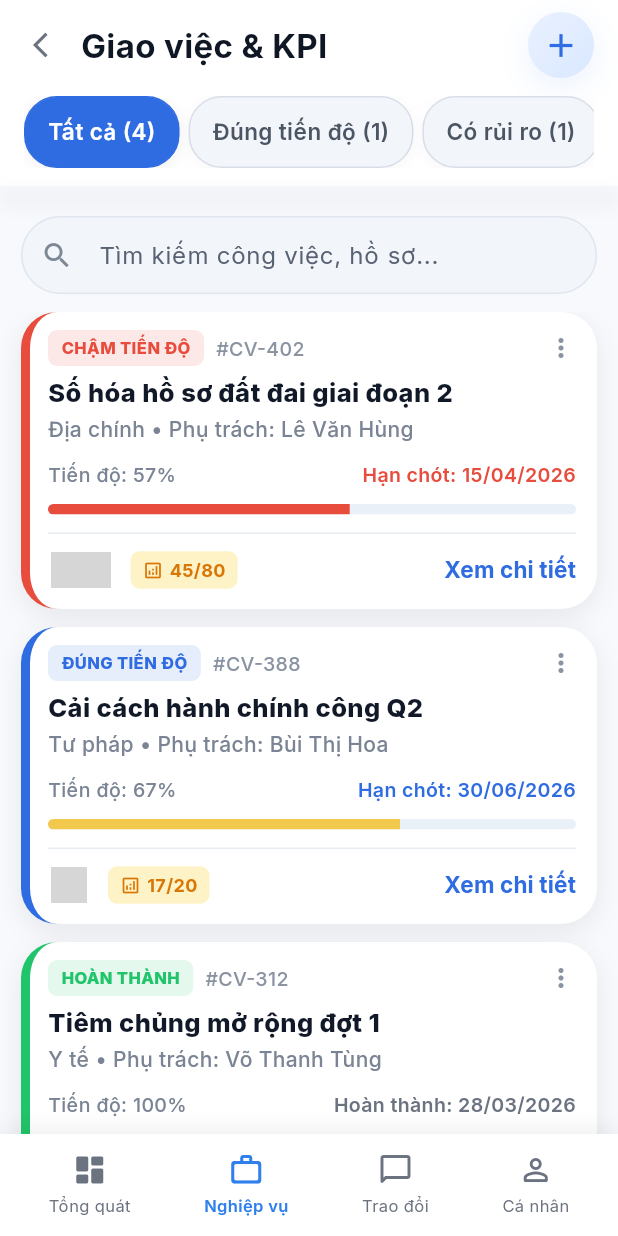
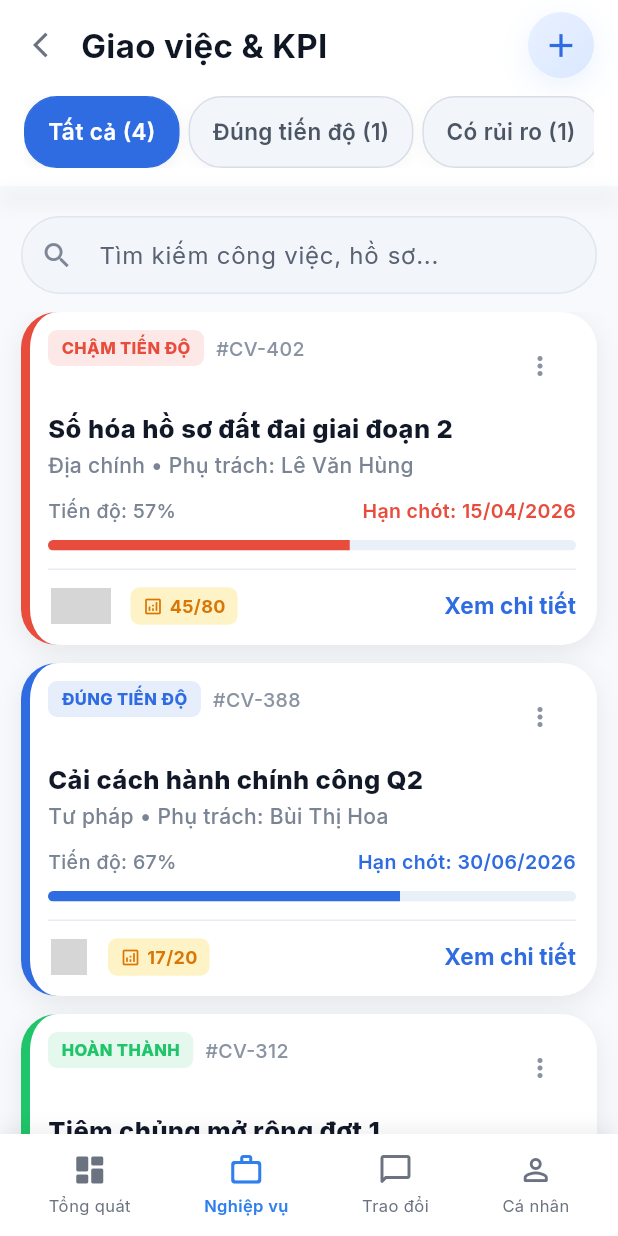
Before and after one commit to tqdaoinfo108/gb_lanhdao, a Flutter app: the screen it shows after launch, item 2 of the bottom bar chosen, on a phone screen of 412 x 824 dp. Run offline on Flutter 3.47's test engine with Material 3 defaults, Android fonts, the phone set to English and light mode, and no system bars; drawn by our look-alikes of percent_indicator; our stand-ins replace flutter_slidable, get, google_fonts; network calls fail; grey boxes are pictures that could not be loaded.

Commit message:
Update task assignment and KPI (subtask screen)

```diff
--- a/lib/data/mock/tasks_mock_data.dart
+++ b/lib/data/mock/tasks_mock_data.dart
@@ -7,6 +7,7 @@ final List<Task> tasksMockData = [
     department: 'Địa chính',
     owner: 'Lê Văn Hùng',
     progress: 0.57,
+    progressFromSubTasks: true,
     date: DateTime(2026, 4, 15),
     statusLabel: 'CHẬM TIẾN ĐỘ',
     avatarUrls: [
@@ -85,6 +86,7 @@ final List<Task> tasksMockData = [
     department: 'Tư pháp',
     owner: 'Bùi Thị Hoa',
     progress: 0.85,
+    progressFromSubTasks: true,
     date: DateTime(2026, 6, 30),
     statusLabel: 'ĐÚNG TIẾN ĐỘ',
     avatarUrls: ['https://i.pravatar.cc/150?img=14'],
@@ -128,6 +130,7 @@ final List<Task> tasksMockData = [
     department: 'Y tế',
     owner: 'Võ Thanh Tùng',
     progress: 1.0,
+    progressFromSubTasks: true,
     date: DateTime(2026, 3, 28),
     statusLabel: 'HOÀN THÀNH',
     avatarUrls: [
@@ -177,6 +180,7 @@ final List<Task> tasksMockData = [
     department: 'Kế hoạch',
     owner: 'Phạm Minh Hoàng',
     progress: 0.5,
+    progressFromSubTasks: true,
     date: DateTime(2026, 5, 20),
     statusLabel: 'CÓ RỦI RO',
     avatarUrls: ['https://i.pravatar.cc/150?img=25'],
--- a/lib/data/models/task_model.dart
+++ b/lib/data/models/task_model.dart
@@ -35,6 +35,11 @@ class SubTask {
   final bool isLate;
   final int commentCount;
   final int attachmentCount;
+  final String? category;
+  final String? department;
+  final int? kpiCurrent;
+  final int? kpiTotal;
+  final String? kpiUnit;
 
   SubTask({
     required this.id,
@@ -46,6 +51,11 @@ class SubTask {
     this.isLate = false,
     this.commentCount = 0,
     this.attachmentCount = 0,
+    this.category,
+    this.department,
+    this.kpiCurrent,
+    this.kpiTotal,
+    this.kpiUnit,
   });
 
   bool get isDone => status == SubTaskStatus.hoanThanh;
@@ -58,6 +68,7 @@ class Task {
   final String department;
   final String owner;
   final double progress;
+  final bool progressFromSubTasks;
   final DateTime date;
   final String statusLabel;
   final List<String> avatarUrls;
@@ -74,26 +85,31 @@ class Task {
     required this.department,
     required this.owner,
     required this.progress,
+    this.progressFromSubTasks = false,
     required this.date,
     required this.statusLabel,
     required this.avatarUrls,
     this.assignees = const [],
-    this.subTasks = const [],
+    List<SubTask>? subTasks,
     this.ownerAvatar,
     this.kpiCurrent,
     this.kpiTotal,
     this.kpiUnit,
-  });
+  }) : subTasks = subTasks ?? [];
 
   String get formattedDate => DateFormat('dd/MM/yyyy').format(date);
 
   int get doneSubTasks => subTasks.where((s) => s.isDone).length;
   int get lateSubTasks => subTasks.where((s) => s.isLate || s.status == SubTaskStatus.treLhan).length;
 
-  // Logic đồng bộ: Ưu tiên tính theo subtasks, nếu không có thì lấy progress cứng
-  double get displayProgress => subTasks.isNotEmpty
-      ? (doneSubTasks / subTasks.length)
-      : progress;
+  // Ưu tiên tiến độ theo subtasks khi task được quản lý theo checklist.
+  double get displayProgress {
+    if (progressFromSubTasks) {
+      if (subTasks.isEmpty) return 0.0;
+      return doneSubTasks / subTasks.length;
+    }
+    return progress;
+  }
 
   Color get progressColor {
     final status = statusLabel.toLowerCase();
--- a/lib/modules/tasks/controllers/tasks_controller.dart
+++ b/lib/modules/tasks/controllers/tasks_controller.dart
@@ -67,6 +67,10 @@ class TasksController extends GetxController {
     tasks.insert(0, task);
   }
 
+  void deleteTask(String taskId) {
+    tasks.removeWhere((task) => task.id == taskId);
+  }
+
   String getTabLabel(String type) {
     int count = 0;
     if (type == 'Tất cả') {
--- a/lib/modules/tasks/views/task_detail_screen.dart
+++ b/lib/modules/tasks/views/task_detail_screen.dart
@@ -194,6 +194,7 @@ class TaskDetailScreen extends GetView<TaskDetailController> {
         return SubTaskCard(
           subTask: subTask,
           onStatusChanged: (status) => controller.updateSubTaskStatus(subTask, status),
+          onDelete: () => controller.deleteSubTask(subTask),
         );
       },
     );
--- a/lib/modules/tasks/views/tasks_screen.dart
+++ b/lib/modules/tasks/views/tasks_screen.dart
@@ -152,7 +152,10 @@ class TasksScreen extends GetView<TasksController> {
                         padding: const EdgeInsets.fromLTRB(14, 0, 14, 96),
                         itemCount: data.length,
                         separatorBuilder: (context, index) => const SizedBox(height: 12),
-                        itemBuilder: (context, index) => TaskCardWidget(task: data[index]),
+                        itemBuilder: (context, index) => TaskCardWidget(
+                          task: data[index],
+                          onDelete: () => controller.deleteTask(data[index].id),
+                        ),
                       );
                     }),
                   ),
--- a/lib/modules/tasks/views/widgets/task_card_widget.dart
+++ b/lib/modules/tasks/views/widgets/task_card_widget.dart
@@ -6,8 +6,9 @@ import 'package:percent_indicator/linear_percent_indicator.dart';
 
 class TaskCardWidget extends StatelessWidget {
   final Task task;
+  final VoidCallback onDelete;
 
-  const TaskCardWidget({super.key, required this.task});
+  const TaskCardWidget({super.key, required this.task, required this.onDelete});
 
   Color _statusColor(String label) {
     final l = label.toLowerCase();
@@ -21,7 +22,7 @@ class TaskCardWidget extends StatelessWidget {
   @override
   Widget build(BuildContext context) {
     final accent = _statusColor(task.statusLabel);
-    final progressColor = task.progressColor;
+    final progressColor = accent;
 
     return Container(
       decoration: BoxDecoration(
@@ -72,9 +73,28 @@ class TaskCardWidget extends StatelessWidget {
                   ),
                 ),
                 const Spacer(),
-                const Padding(
-                  padding: EdgeInsets.only(top: 2),
-                  child: Icon(Icons.more_vert, size: 20, color: Color(0xFF8A93A2)),
+                PopupMenuButton<String>(
+                  padding: EdgeInsets.zero,
+                  icon: const Icon(Icons.more_vert, size: 20, color: Color(0xFF8A93A2)),
+                  offset: const Offset(0, 34),
+                  onSelected: (value) {
+                    if (value == 'delete') {
+                      onDelete();
+                    }
+                  },
+                  itemBuilder: (context) => [
+                    const PopupMenuItem<String>(
+                      value: 'delete',
+                      child: Text(
+                        'Xóa',
+                        style: TextStyle(
+                          color: Color(0xFFEF4444),
+                          fontSize: 13,
+                          fontWeight: FontWeight.w600,
+                        ),
+                      ),
+                    ),
+                  ],
                 ),
               ],
             ),
```
Also changed, not shown: lib/modules/tasks/controllers/task_detail_controller.dart (+13 -9 lines), lib/modules/tasks/views/widgets/add_subtask_dialog.dart (+48 -150 lines), lib/modules/tasks/views/widgets/subtask_card_widget.dart (+7 -6 lines).
